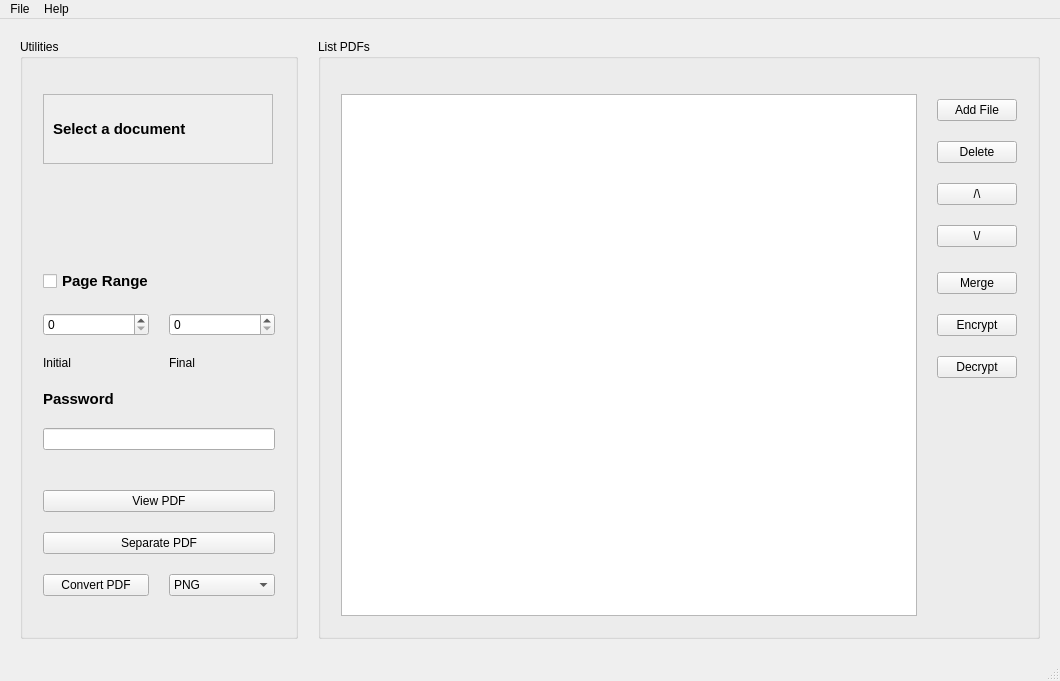
Old version of the form designer/pdfgui_tools.ui in the repository TheWatcherMultiversal/pdfgui_tools.
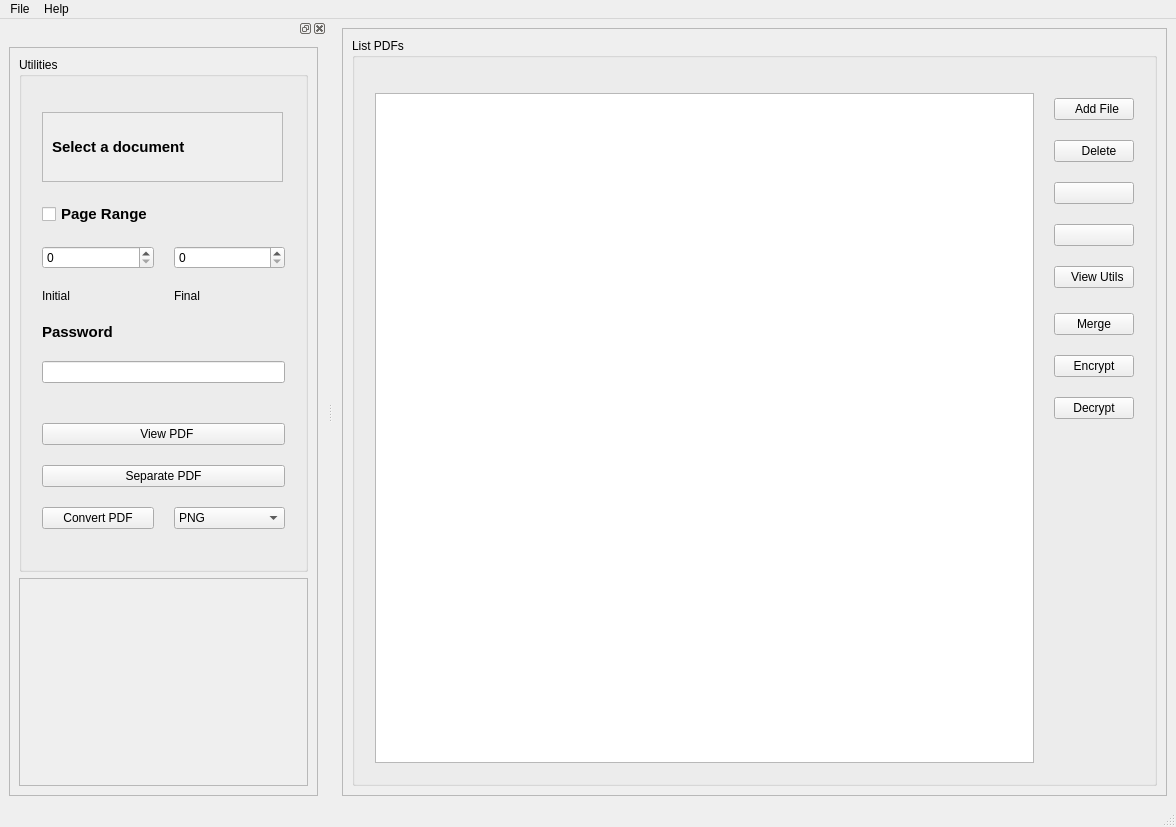
New version of the form. Icons and pictures are not drawn.

Commit message: New pdfgui_tools interface (UI Files)

The edit to the form file:
```diff
--- a/designer/pdfgui_tools.ui
+++ b/designer/pdfgui_tools.ui
@@ -6,38 +6,41 @@
    <rect>
     <x>0</x>
     <y>0</y>
-    <width>1060</width>
-    <height>681</height>
+    <width>1176</width>
+    <height>827</height>
    </rect>
   </property>
-  <property name="minimumSize">
-   <size>
-    <width>1060</width>
-    <height>681</height>
-   </size>
-  </property>
-  <property name="maximumSize">
-   <size>
-    <width>16777215</width>
-    <height>16777215</height>
-   </size>
-  </property>
   <property name="windowTitle">
    <string>PDF GUI Tools</string>
   </property>
   <widget class="QWidget" name="centralwidget">
-   <layout class="QHBoxLayout" name="horizontalLayout" stretch="10,26">
-    <property name="spacing">
-     <number>20</number>
-    </property>
-    <property name="sizeConstraint">
-     <enum>QLayout::SetDefaultConstraint</enum>
-    </property>
+   <layout class="QHBoxLayout" name="horizontalLayout_4" stretch="0">
+    <item>
+     <widget class="QScrollArea" name="scrollArea_2">
+      <property name="widgetResizable">
+       <bool>true</bool>
+      </property>
+      <widget class="QWidget" name="scrollAreaWidgetContents_2">
+       <property name="geometry">
+        <rect>
+         <x>0</x>
+         <y>0</y>
+         <width>823</width>
+         <height>763</height>
+        </rect>
+       </property>
+       <layout class="QGridLayout" name="gridLayout">
+        <item row="0" column="0">
+         <widget class="QGroupBox" name="groupBox">
+          <property name="title">
+           <string>List PDFs</string>
+          </property>
+          <layout class="QGridLayout" name="gridLayout_2" rowstretch="0">
     <property name="leftMargin">
      <number>20</number>
     </property>
     <property name="topMargin">
-     <number>20</number>
+            <number>35</number>
     </property>
     <property name="rightMargin">
      <number>20</number>
@@ -45,6 +48,215 @@
     <property name="bottomMargin">
      <number>20</number>
     </property>
+           <property name="spacing">
+            <number>20</number>
+           </property>
+           <item row="0" column="0">
+            <widget class="QListWidget" name="listWidget">
+             <property name="acceptDrops">
+              <bool>true</bool>
+             </property>
+             <property name="styleSheet">
+              <string notr="true"/>
+             </property>
+             <property name="dragDropMode">
+              <enum>QAbstractItemView::InternalMove</enum>
+             </property>
+             <property name="defaultDropAction">
+              <enum>Qt::MoveAction</enum>
+             </property>
+             <property name="iconSize">
+              <size>
+               <width>60</width>
+               <height>60</height>
+              </size>
+             </property>
+             <property name="spacing">
+              <number>20</number>
+             </property>
+            </widget>
+           </item>
+           <item row="0" column="1">
+            <layout class="QVBoxLayout" name="verticalLayout_3">
+             <item>
+              <layout class="QVBoxLayout" name="verticalLayout_4">
+               <property name="spacing">
+                <number>20</number>
+               </property>
+               <property name="topMargin">
+                <number>5</number>
+               </property>
+               <property name="bottomMargin">
+                <number>5</number>
+               </property>
+               <item>
+                <widget class="QPushButton" name="button_add">
+                 <property name="text">
+                  <string>  Add File</string>
+                 </property>
+                 <property name="icon">
+                  <iconset theme="document-new"/>
+                 </property>
+                </widget>
+               </item>
+               <item>
+                <widget class="QPushButton" name="button_delete">
+                 <property name="text">
+                  <string>   Delete</string>
+                 </property>
+                 <property name="icon">
+                  <iconset theme="edit-delete"/>
+                 </property>
+                </widget>
+               </item>
+               <item>
+                <widget class="QPushButton" name="button_up">
+                 <property name="text">
+                  <string/>
+                 </property>
+                 <property name="icon">
+                  <iconset theme="go-up"/>
+                 </property>
+                </widget>
+               </item>
+               <item>
+                <widget class="QPushButton" name="button_down">
+                 <property name="text">
+                  <string/>
+                 </property>
+                 <property name="icon">
+                  <iconset theme="go-down"/>
+                 </property>
+                </widget>
+               </item>
+               <item>
+                <widget class="QPushButton" name="button_utils">
+                 <property name="text">
+                  <string>  View Utils</string>
+                 </property>
+                 <property name="icon">
+                  <iconset theme="window-new"/>
+                 </property>
+                </widget>
+               </item>
+              </layout>
+             </item>
+             <item>
+              <layout class="QVBoxLayout" name="verticalLayout_6">
+               <item>
+                <widget class="QPushButton" name="button_merge">
+                 <property name="text">
+                  <string>Merge</string>
+                 </property>
+                </widget>
+               </item>
+               <item>
+                <widget class="QPushButton" name="button_encrypt">
+                 <property name="text">
+                  <string>Encrypt</string>
+                 </property>
+                </widget>
+               </item>
+               <item>
+                <widget class="QPushButton" name="button_decrypt">
+                 <property name="text">
+                  <string>Decrypt</string>
+                 </property>
+                </widget>
+               </item>
+              </layout>
+             </item>
+             <item>
+              <widget class="QLabel" name="label_notice">
+               <property name="text">
+                <string/>
+               </property>
+              </widget>
+             </item>
+            </layout>
+           </item>
+          </layout>
+         </widget>
+        </item>
+       </layout>
+      </widget>
+     </widget>
+    </item>
+   </layout>
+  </widget>
+  <widget class="QMenuBar" name="menubar">
+   <property name="geometry">
+    <rect>
+     <x>0</x>
+     <y>0</y>
+     <width>1176</width>
+     <height>22</height>
+    </rect>
+   </property>
+   <widget class="QMenu" name="menuFile">
+    <property name="title">
+     <string>File</string>
+    </property>
+    <addaction name="actionAdd_File"/>
+    <addaction name="actionDelete"/>
+    <addaction name="actionUp"/>
+    <addaction name="actionDown"/>
+    <addaction name="actionView_Utils"/>
+    <addaction name="actionMerge"/>
+    <addaction name="actionEncrypt"/>
+    <addaction name="actionDecrypt"/>
+    <addaction name="actionExit"/>
+   </widget>
+   <widget class="QMenu" name="menuHelp">
+    <property name="title">
+     <string>Help</string>
+    </property>
+    <addaction name="actionHelp"/>
+    <addaction name="actionAbout"/>
+   </widget>
+   <addaction name="menuFile"/>
+   <addaction name="menuHelp"/>
+  </widget>
+  <widget class="QStatusBar" name="statusbar"/>
+  <widget class="QDockWidget" name="dockWidget">
+   <property name="minimumSize">
+    <size>
+     <width>327</width>
+     <height>108</height>
+    </size>
+   </property>
+   <property name="contextMenuPolicy">
+    <enum>Qt::DefaultContextMenu</enum>
+   </property>
+   <property name="floating">
+    <bool>false</bool>
+   </property>
+   <property name="features">
+    <set>QDockWidget::DockWidgetClosable|QDockWidget::DockWidgetFloatable|QDockWidget::DockWidgetMovable</set>
+   </property>
+   <property name="allowedAreas">
+    <set>Qt::LeftDockWidgetArea|Qt::RightDockWidgetArea</set>
+   </property>
+   <attribute name="dockWidgetArea">
+    <number>1</number>
+   </attribute>
+   <widget class="QWidget" name="dockWidgetContents">
+    <layout class="QHBoxLayout" name="horizontalLayout_3">
+     <item>
+      <widget class="QScrollArea" name="scrollArea">
+       <property name="widgetResizable">
+        <bool>true</bool>
+       </property>
+       <widget class="QWidget" name="scrollAreaWidgetContents">
+        <property name="geometry">
+         <rect>
+          <x>0</x>
+          <y>0</y>
+          <width>307</width>
+          <height>744</height>
+         </rect>
+        </property>
+        <layout class="QVBoxLayout" name="verticalLayout" stretch="1,2">
     <item>
      <widget class="QGroupBox" name="groupBox_2">
       <property name="title">
@@ -69,8 +281,43 @@
        <property name="verticalSpacing">
         <number>20</number>
        </property>
+            <item row="0" column="0">
+             <widget class="QScrollArea" name="scrollArea_3">
+              <property name="widgetResizable">
+               <bool>true</bool>
+              </property>
+              <widget class="QWidget" name="scrollAreaWidgetContents_3">
+               <property name="geometry">
+                <rect>
+                 <x>0</x>
+                 <y>0</y>
+                 <width>239</width>
+                 <height>68</height>
+                </rect>
+               </property>
+               <layout class="QVBoxLayout" name="verticalLayout_8">
+                <item>
+                 <widget class="QLabel" name="label">
+                  <property name="font">
+                   <font>
+                    <pointsize>11</pointsize>
+                    <bold>true</bold>
+                   </font>
+                  </property>
+                  <property name="text">
+                   <string>Select a document</string>
+                  </property>
+                  <property name="alignment">
+                   <set>Qt::AlignLeading|Qt::AlignLeft|Qt::AlignVCenter</set>
+                  </property>
+                 </widget>
+                </item>
+               </layout>
+              </widget>
+             </widget>
+            </item>
        <item row="2" column="0" colspan="2">
-        <layout class="QVBoxLayout" name="verticalLayout_4">
+             <layout class="QVBoxLayout" name="verticalLayout_5">
          <property name="spacing">
           <number>20</number>
          </property>
@@ -98,7 +345,6 @@
            <property name="font">
             <font>
              <pointsize>11</pointsize>
-             <weight>75</weight>
              <bold>true</bold>
             </font>
            </property>
@@ -108,7 +354,7 @@
           </widget>
          </item>
          <item>
-          <layout class="QGridLayout" name="gridLayout">
+               <layout class="QGridLayout" name="gridLayout_4">
            <property name="spacing">
             <number>20</number>
            </property>
@@ -155,7 +401,7 @@
           </layout>
          </item>
          <item>
-          <layout class="QVBoxLayout" name="verticalLayout_5">
+               <layout class="QVBoxLayout" name="verticalLayout_7">
            <property name="spacing">
             <number>20</number>
            </property>
@@ -170,7 +416,6 @@
              <property name="font">
               <font>
                <pointsize>11</pointsize>
-               <weight>75</weight>
                <bold>true</bold>
               </font>
              </property>
@@ -203,7 +448,10 @@
          <item>
           <widget class="QPushButton" name="button_view">
            <property name="text">
-            <string>View PDF</string>
+                 <string>  View PDF</string>
+                </property>
+                <property name="icon">
+                 <iconset theme="document-open"/>
            </property>
           </widget>
          </item>
@@ -266,188 +514,72 @@
          </item>
         </layout>
        </item>
-       <item row="0" column="0">
-        <widget class="QScrollArea" name="scrollArea">
+           </layout>
+          </widget>
+         </item>
+         <item>
+          <widget class="QScrollArea" name="scrollArea_4">
+           <property name="maximumSize">
+            <size>
+             <width>16777215</width>
+             <height>16777215</height>
+            </size>
+           </property>
+           <property name="statusTip">
+            <string>Document Preview</string>
+           </property>
          <property name="widgetResizable">
           <bool>true</bool>
          </property>
-         <widget class="QWidget" name="scrollAreaWidgetContents">
+           <property name="alignment">
+            <set>Qt::AlignCenter</set>
+           </property>
+           <widget class="QWidget" name="scrollVerticalLayout_DocPreview">
           <property name="geometry">
            <rect>
             <x>0</x>
             <y>0</y>
-            <width>222</width>
-            <height>86</height>
-           </rect>
-          </property>
-          <layout class="QVBoxLayout" name="verticalLayout_3">
-           <item>
-            <widget class="QLabel" name="label">
-             <property name="font">
-              <font>
-               <pointsize>11</pointsize>
-               <weight>75</weight>
-               <bold>true</bold>
-              </font>
-             </property>
-             <property name="text">
-              <string>Select a document</string>
-             </property>
-             <property name="alignment">
-              <set>Qt::AlignLeading|Qt::AlignLeft|Qt::AlignVCenter</set>
-             </property>
-            </widget>
-           </item>
-          </layout>
-         </widget>
-        </widget>
-       </item>
-      </layout>
-     </widget>
-    </item>
+              <width>287</width>
+              <height>144</height>
+             </rect>
+            </property>
+            <property name="maximumSize">
+             <size>
+              <width>300</width>
+              <height>387</height>
+             </size>
+            </property>
+            <layout class="QHBoxLayout" name="horizontalLayout">
     <item>
-     <widget class="QGroupBox" name="groupBox">
-      <property name="title">
-       <string>List PDFs</string>
-      </property>
-      <layout class="QGridLayout" name="gridLayout_2" rowstretch="0">
-       <property name="leftMargin">
-        <number>20</number>
-       </property>
-       <property name="topMargin">
-        <number>35</number>
-       </property>
-       <property name="rightMargin">
-        <number>20</number>
-       </property>
-       <property name="bottomMargin">
-        <number>20</number>
-       </property>
-       <property name="spacing">
-        <number>20</number>
-       </property>
-       <item row="0" column="0">
-        <widget class="QListWidget" name="listWidget">
-         <property name="acceptDrops">
-          <bool>true</bool>
-         </property>
-        </widget>
-       </item>
-       <item row="0" column="1">
-        <layout class="QVBoxLayout" name="verticalLayout">
-         <item>
-          <layout class="QVBoxLayout" name="verticalLayout_2">
-           <property name="spacing">
-            <number>20</number>
-           </property>
-           <property name="topMargin">
-            <number>5</number>
-           </property>
-           <property name="bottomMargin">
-            <number>5</number>
-           </property>
-           <item>
-            <widget class="QPushButton" name="button_add">
-             <property name="text">
-              <string>Add File</string>
-             </property>
-            </widget>
-           </item>
-           <item>
-            <widget class="QPushButton" name="button_delete">
-             <property name="text">
-              <string>Delete</string>
-             </property>
-            </widget>
-           </item>
-           <item>
-            <widget class="QPushButton" name="button_up">
-             <property name="text">
-              <string>/\</string>
-             </property>
-            </widget>
-           </item>
-           <item>
-            <widget class="QPushButton" name="button_down">
-             <property name="text">
-              <string>\/</string>
-             </property>
-            </widget>
-           </item>
-          </layout>
-         </item>
-         <item>
-          <layout class="QVBoxLayout" name="verticalLayout_6">
-           <item>
-            <widget class="QPushButton" name="button_merge">
-             <property name="text">
-              <string>Merge</string>
-             </property>
-            </widget>
-           </item>
-           <item>
-            <widget class="QPushButton" name="button_encrypt">
-             <property name="text">
-              <string>Encrypt</string>
-             </property>
-            </widget>
-           </item>
-           <item>
-            <widget class="QPushButton" name="button_decrypt">
-             <property name="text">
-              <string>Decrypt</string>
-             </property>
-            </widget>
-           </item>
-          </layout>
-         </item>
-         <item>
-          <widget class="QLabel" name="label_notice">
+              <widget class="QLabel" name="label_doc_view">
+               <property name="maximumSize">
+                <size>
+                 <width>16777215</width>
+                 <height>16777215</height>
+                </size>
+               </property>
            <property name="text">
             <string/>
            </property>
+               <property name="scaledContents">
+                <bool>true</bool>
+               </property>
+               <property name="alignment">
+                <set>Qt::AlignCenter</set>
+               </property>
           </widget>
          </item>
         </layout>
+           </widget>
+          </widget>
        </item>
       </layout>
      </widget>
+      </widget>
     </item>
    </layout>
   </widget>
-  <widget class="QMenuBar" name="menubar">
-   <property name="geometry">
-    <rect>
-     <x>0</x>
-     <y>0</y>
-     <width>1060</width>
-     <height>24</height>
-    </rect>
-   </property>
-   <widget class="QMenu" name="menuFile">
-    <property name="title">
-     <string>File</string>
-    </property>
-    <addaction name="actionAdd_File"/>
-    <addaction name="actionDelete"/>
-    <addaction name="actionUp"/>
-    <addaction name="actionDown"/>
-    <addaction name="actionSave"/>
-    <addaction name="actionEncrypt"/>
-    <addaction name="actionDecrypt"/>
-    <addaction name="actionExit"/>
-   </widget>
-   <widget class="QMenu" name="menuHelp">
-    <property name="title">
-     <string>Help</string>
-    </property>
-    <addaction name="actionHelp"/>
-    <addaction name="actionAbout"/>
-   </widget>
-   <addaction name="menuFile"/>
-   <addaction name="menuHelp"/>
-  </widget>
-  <widget class="QStatusBar" name="statusbar"/>
+  </widget>
   <action name="actionAdd_File">
    <property name="text">
     <string>Add File</string>
```
Left out of the diff: 84 changed lines with no effect on the pictures. Lines whose indentation alone changed are shown as unchanged. The commit also changes 1 other file.
